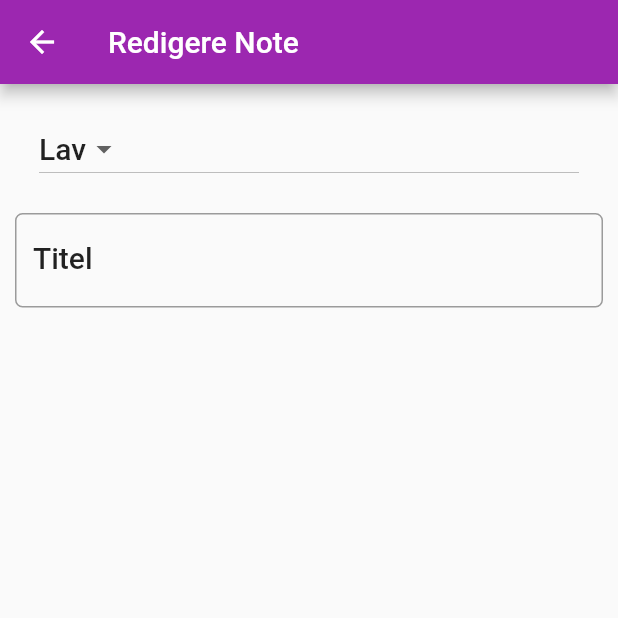
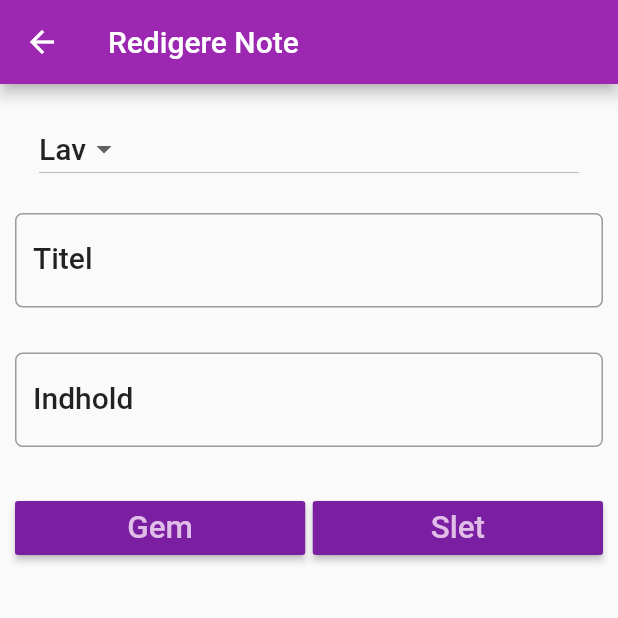
Before and after one commit to Wajiddat18c/Note_app, a Flutter app: the NoteDetail screen opened directly, on a phone screen of 412 x 824 dp, the top half of it. Run offline on Flutter 3.47's test engine with Material 2 defaults, Android fonts, the phone set to English and light mode, and no system bars.

Commit message:
added Fourth Element

```diff
--- a/lib/screens/note_detail.dart
+++ b/lib/screens/note_detail.dart
@@ -58,6 +58,61 @@ class _NoteDetailState extends State<NoteDetail> {
                   )
                 ),
               ),
+            ),
+            //Third element in listview
+
+            Padding(
+              padding: EdgeInsets.only(top: 15.0, bottom: 15.0),
+              child: TextField(
+                controller: descriptionController,
+                style: textStyle,
+                onChanged: (value){
+                  debugPrint("Somechanges in description field");
+                },
+                decoration: InputDecoration(
+                    labelText: "Indhold",
+                    labelStyle: textStyle,
+                    border: OutlineInputBorder(
+                        borderRadius: BorderRadius.circular(5.0)
+                    )
+                ),
+              ),
+            ),
+
+            //Fourth Element
+            Padding(
+              padding: EdgeInsets.only(top: 15.0, bottom: 15.0),
+              child: Row(
+                children: <Widget>[
+                  Expanded(
+                    child: RaisedButton(
+                        color: Theme.of(context).primaryColorDark,
+                        textColor: Theme.of(context).primaryColorLight,
+                        child: Text("Gem", textScaleFactor: 1.5,),
+                        onPressed: (){
+                          setState(() {
+                            debugPrint("Save was clicked");
+                          });
+                        }),
+                  ),
+
+                  Container(width: 5.0,),
+
+                  Expanded(
+                    child: RaisedButton(
+                        color: Theme.of(context).primaryColorDark,
+                        textColor: Theme.of(context).primaryColorLight,
+                        child: Text("Slet", textScaleFactor: 1.5,),
+                        onPressed: (){
+                          setState(() {
+                            debugPrint("slet was clicked");
+                          });
+                        }),
+                  ),
+
+
+                ],
+              ),
             )
 
           ],
```
